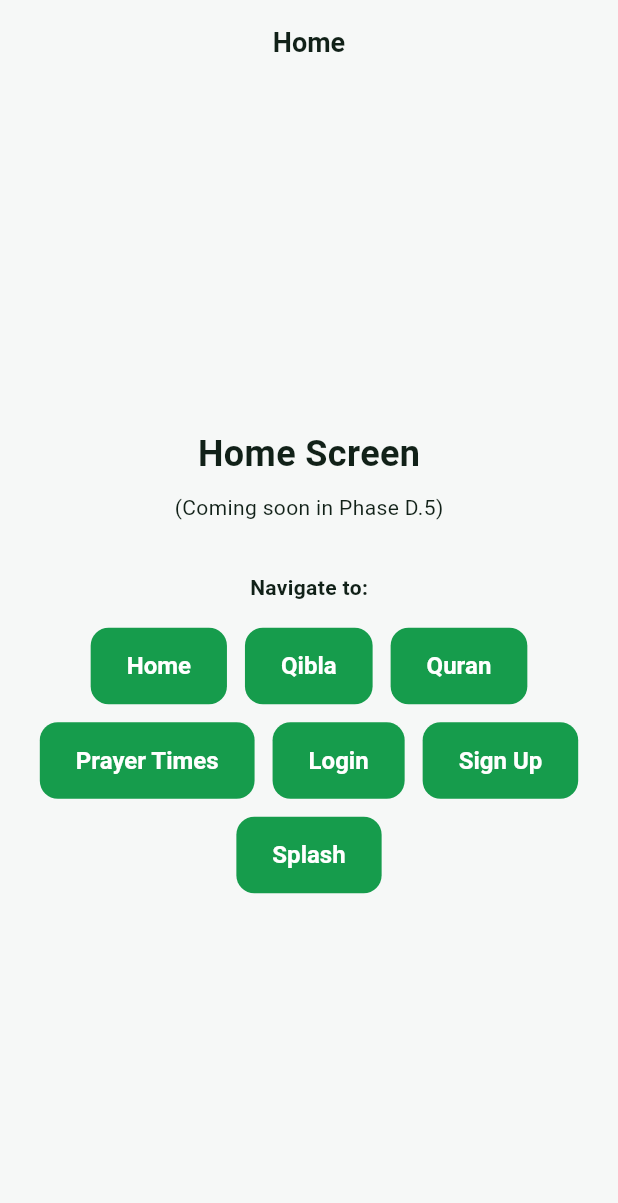
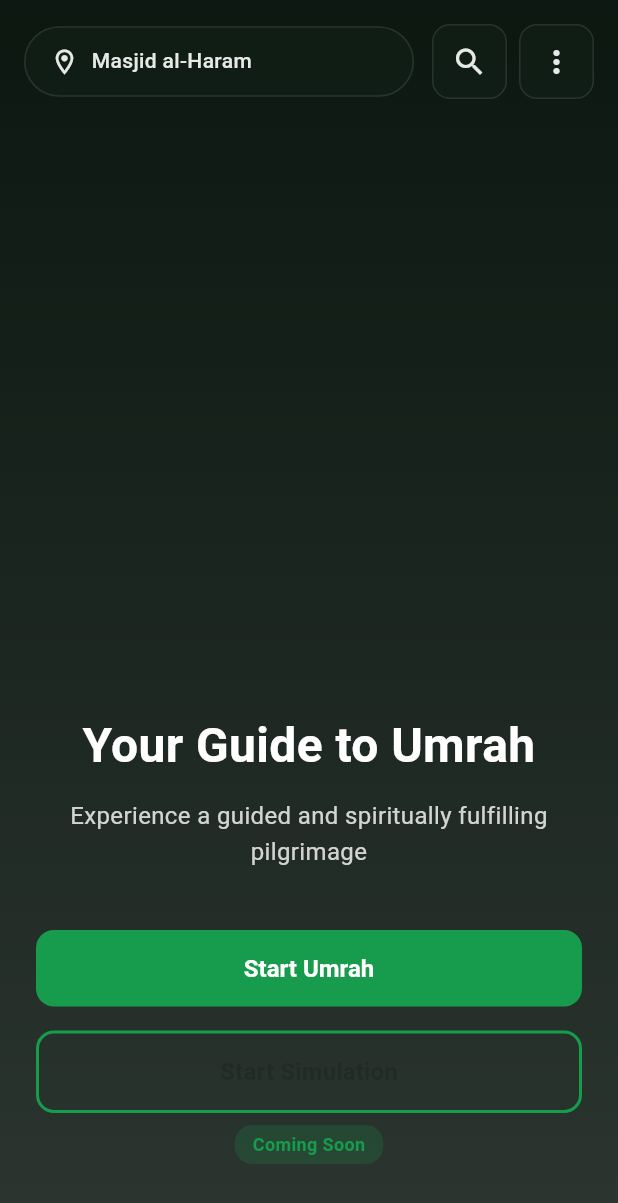
Before and after one commit to Amineregayeg/umrah-hajj-realtime, a Flutter app: the screen it shows after launch, on a phone screen of 412 x 824 dp. Shown: the top 1203 px of the screen. Run offline on Flutter 3.47's test engine with Material 3 defaults, Android fonts, the phone set to English and light mode, and no system bars; our stand-ins replace dartz, dio, flutter_riverpod, flutter_secure_storage, go_router, hive_flutter and 2 more; accounts and stored records are empty.

Commit message:
feat(screens): implement Home screen (Phase D.5)
Added complete Home screen implementation based on HTML template analysis:

Features:
- Hero section with background overlay
- Location badge with glassmorphism effect
- Search and menu buttons
- "Start Umrah" primary CTA button
- "Start Simulation" disabled button with "Coming Soon" tag
- Menu bottom sheet with navigation options
- Responsive layout matching HTML design

Design:
- Dark theme with green primary color (#169c4c)
- Glassmorphism effects for header elements
- Full-screen background with gradient overlay
- Material 3 theming

Router Updates:
- Added HomeScreen to /home route
- Added /map and /profile placeholder routes
- Updated imports

🤖 Generated with [Claude Code](https://claude.com/claude-code)

Co-Authored-By: Claude <noreply@anthropic.com>

```diff
--- a/frontend_flutter/lib/core/routes/app_router.dart
+++ b/frontend_flutter/lib/core/routes/app_router.dart
@@ -5,6 +5,7 @@ import 'package:go_router/go_router.dart';
 import '../../presentation/providers/auth_provider.dart';
 import '../../presentation/screens/auth/login_screen.dart';
 import '../../presentation/screens/auth/signup_screen.dart';
+import '../../presentation/screens/home/home_screen.dart';
 
 // Placeholder screens (will be implemented in Phase D.5)
 class SplashScreen extends StatelessWidget {
@@ -145,7 +146,7 @@ final routerProvider = Provider<GoRouter>((ref) {
       ),
       GoRoute(
         path: '/home',
-        builder: (context, state) => const PlaceholderScreen(title: 'Home'),
+        builder: (context, state) => const HomeScreen(),
       ),
       GoRoute(
         path: '/qibla',
@@ -160,6 +161,16 @@ final routerProvider = Provider<GoRouter>((ref) {
         builder: (context, state) =>
             const PlaceholderScreen(title: 'Prayer Times'),
       ),
+      GoRoute(
+        path: '/map',
+        builder: (context, state) =>
+            const PlaceholderScreen(title: 'Navigation'),
+      ),
+      GoRoute(
+        path: '/profile',
+        builder: (context, state) =>
+            const PlaceholderScreen(title: 'Profile'),
+      ),
     ],
   );
 });
--- /dev/null
+++ b/frontend_flutter/lib/presentation/screens/home/home_screen.dart
@@ -0,0 +1,337 @@
+import 'package:flutter/material.dart';
+import 'package:flutter_riverpod/flutter_riverpod.dart';
+import 'package:go_router/go_router.dart';
+
+import '../../../core/theme/app_colors.dart';
+import '../../widgets/common/custom_button.dart';
+
+/// Home screen - Entry point with location context and quick actions
+/// Matches HTML design from Home.txt with hero image and CTAs
+class HomeScreen extends ConsumerWidget {
+  const HomeScreen({super.key});
+
+  @override
+  Widget build(BuildContext context, WidgetRef ref) {
+    return Scaffold(
+      body: Stack(
+        fit: StackFit.expand,
+        children: [
+          // Background image with overlay
+          _buildBackgroundImage(),
+
+          // Content overlay
+          SafeArea(
+            child: Column(
+              children: [
+                // Header with location and menu
+                _buildHeader(context),
+
+                const Spacer(),
+
+                // Main content area
+                _buildMainContent(context),
+
+                const SizedBox(height: 48),
+              ],
+            ),
+          ),
+        ],
+      ),
+    );
+  }
+
+  /// Background image with dark overlay
+  Widget _buildBackgroundImage() {
+    return Stack(
+      fit: StackFit.expand,
+      children: [
+        // Background image (placeholder - add actual image asset)
+        Container(
+          decoration: BoxDecoration(
+            gradient: LinearGradient(
+              begin: Alignment.topCenter,
+              end: Alignment.bottomCenter,
+              colors: [
+                AppColors.backgroundDark,
+                AppColors.backgroundDark.withOpacity(0.8),
+              ],
+            ),
+          ),
+        ),
+
+        // Dark overlay
+        Container(
+          color: Colors.black.withOpacity(0.3),
+        ),
+      ],
+    );
+  }
+
+  /// Header with location badge and menu buttons
+  Widget _buildHeader(BuildContext context) {
+    return Padding(
+      padding: const EdgeInsets.all(16.0),
+      child: Row(
+        children: [
+          // Location badge with glassmorphism
+          Expanded(
+            child: Container(
+              padding: const EdgeInsets.symmetric(horizontal: 16, vertical: 12),
+              decoration: BoxDecoration(
+                color: AppColors.backgroundDark.withOpacity(0.5),
+                borderRadius: BorderRadius.circular(24),
+                border: Border.all(
+                  color: Colors.white.withOpacity(0.1),
+                  width: 1,
+                ),
+              ),
+              child: Row(
+                mainAxisSize: MainAxisSize.min,
+                children: [
+                  Icon(
+                    Icons.location_on_outlined,
+                    color: AppColors.white.withOpacity(0.9),
+                    size: 20,
+                  ),
+                  const SizedBox(width: 8),
+                  Text(
+                    'Masjid al-Haram',
+                    style: TextStyle(
+                      color: AppColors.white.withOpacity(0.9),
+                      fontSize: 14,
+                      fontWeight: FontWeight.w500,
+                    ),
+                  ),
+                ],
+              ),
+            ),
+          ),
+
+          const SizedBox(width: 12),
+
+          // Search button
+          _buildIconButton(
+            icon: Icons.search,
+            onPressed: () {
+              // TODO: Navigate to search screen
+              ScaffoldMessenger.of(context).showSnackBar(
+                const SnackBar(content: Text('Search feature coming soon')),
+              );
+            },
+          ),
+
+          const SizedBox(width: 8),
+
+          // Menu button
+          _buildIconButton(
+            icon: Icons.more_vert,
+            onPressed: () {
+              _showMenuBottomSheet(context);
+            },
+          ),
+        ],
+      ),
+    );
+  }
+
+  /// Icon button with glassmorphism background
+  Widget _buildIconButton({
+    required IconData icon,
+    required VoidCallback onPressed,
+  }) {
+    return Container(
+      decoration: BoxDecoration(
+        color: AppColors.backgroundDark.withOpacity(0.5),
+        borderRadius: BorderRadius.circular(12),
+        border: Border.all(
+          color: Colors.white.withOpacity(0.1),
+          width: 1,
+        ),
+      ),
+      child: IconButton(
+        icon: Icon(icon, color: AppColors.white.withOpacity(0.9)),
+        onPressed: onPressed,
+        iconSize: 24,
+      ),
+    );
+  }
+
+  /// Main content with title and action buttons
+  Widget _buildMainContent(BuildContext context) {
+    return Padding(
+      padding: const EdgeInsets.symmetric(horizontal: 24.0),
+      child: Column(
+        mainAxisSize: MainAxisSize.min,
+        children: [
+          // Title
+          Text(
+            'Your Guide to Umrah',
+            style: TextStyle(
+              color: AppColors.white,
+              fontSize: 32,
+              fontWeight: FontWeight.w700,
+              height: 1.2,
+            ),
+            textAlign: TextAlign.center,
+          ),
+
+          const SizedBox(height: 16),
+
+          // Subtitle
+          Text(
+            'Experience a guided and spiritually fulfilling pilgrimage',
+            style: TextStyle(
+              color: AppColors.white.withOpacity(0.8),
+              fontSize: 16,
+              height: 1.5,
+            ),
+            textAlign: TextAlign.center,
+          ),
+
+          const SizedBox(height: 40),
+
+          // Start Umrah button
+          CustomButton(
+            text: 'Start Umrah',
+            onPressed: () {
+              context.go('/map');
+            },
+            fullWidth: true,
+          ),
+
+          const SizedBox(height: 16),
+
+          // Start Simulation button (disabled - coming soon)
+          CustomButton(
+            text: 'Start Simulation',
+            onPressed: null, // Disabled
+            variant: ButtonVariant.outline,
+            fullWidth: true,
+          ),
+
+          const SizedBox(height: 8),
+
+          // Coming soon tag
+          Container(
+            padding: const EdgeInsets.symmetric(horizontal: 12, vertical: 4),
+            decoration: BoxDecoration(
+              color: AppColors.primary.withOpacity(0.2),
+              borderRadius: BorderRadius.circular(12),
+            ),
+            child: Text(
+              'Coming Soon',
+              style: TextStyle(
+                color: AppColors.primary,
+                fontSize: 12,
+                fontWeight: FontWeight.w600,
+              ),
+            ),
+          ),
+        ],
+      ),
+    );
+  }
+
+  /// Show menu bottom sheet
+  void _showMenuBottomSheet(BuildContext context) {
+    showModalBottomSheet(
+      context: context,
+      backgroundColor: Colors.transparent,
+      builder: (context) => Container(
+        decoration: BoxDecoration(
+          color: AppColors.backgroundLight,
+          borderRadius: const BorderRadius.vertical(top: Radius.circular(20)),
+        ),
+        padding: const EdgeInsets.all(24),
+        child: Column(
+          mainAxisSize: MainAxisSize.min,
+          children: [
+            // Handle bar
+            Container(
+              width: 40,
+              height: 4,
+              decoration: BoxDecoration(
+                color: Colors.grey[300],
+                borderRadius: BorderRadius.circular(2),
+              ),
+            ),
+
+            const SizedBox(height: 24),
+
+            // Menu items
+            _buildMenuItem(
+              context,
+              icon: Icons.person_outline,
+              title: 'Profile',
+              onTap: () {
+                Navigator.pop(context);
+                context.go('/profile');
+              },
+            ),
+
+            _buildMenuItem(
+              context,
+              icon: Icons.settings_outlined,
+              title: 'Settings',
+              onTap: () {
+                Navigator.pop(context);
+                ScaffoldMessenger.of(context).showSnackBar(
+                  const SnackBar(content: Text('Settings coming soon')),
+                );
+              },
+            ),
+
+            _buildMenuItem(
+              context,
+              icon: Icons.help_outline,
+              title: 'Help & Support',
+              onTap: () {
+                Navigator.pop(context);
+                ScaffoldMessenger.of(context).showSnackBar(
+                  const SnackBar(content: Text('Help coming soon')),
+                );
+              },
+            ),
+
+            _buildMenuItem(
+              context,
+              icon: Icons.info_outline,
+              title: 'About',
+              onTap: () {
+                Navigator.pop(context);
+                ScaffoldMessenger.of(context).showSnackBar(
+                  const SnackBar(content: Text('About coming soon')),
+                );
+              },
+            ),
+          ],
+        ),
+      ),
+    );
+  }
+
+  /// Build menu item
+  Widget _buildMenuItem(
+    BuildContext context, {
+    required IconData icon,
+    required String title,
+    required VoidCallback onTap,
+  }) {
+    return ListTile(
+      leading: Icon(icon, color: AppColors.textLight),
+      title: Text(
+        title,
+        style: TextStyle(
+          color: AppColors.textLight,
+          fontSize: 16,
+          fontWeight: FontWeight.w500,
+        ),
+      ),
+      trailing: Icon(
+        Icons.chevron_right,
+        color: AppColors.textLight.withOpacity(0.5),
+      ),
+      onTap: onTap,
+    );
+  }
+}
```
